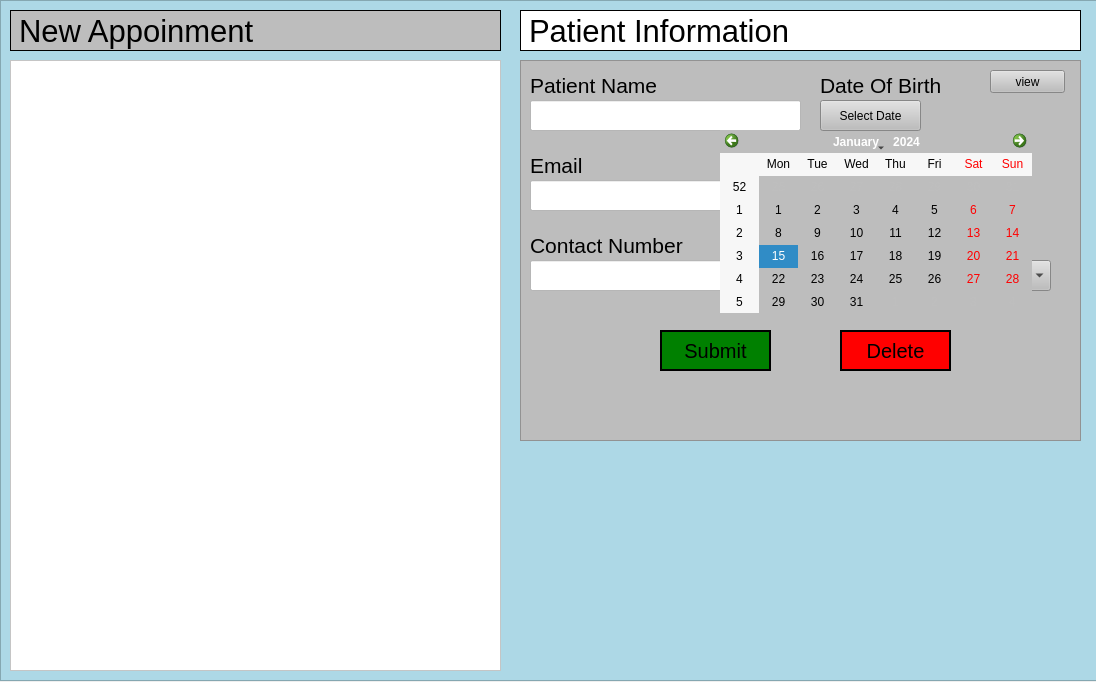
Old version of the form Fill.ui in the repository Roberto-Vender/IM-PROJECT.
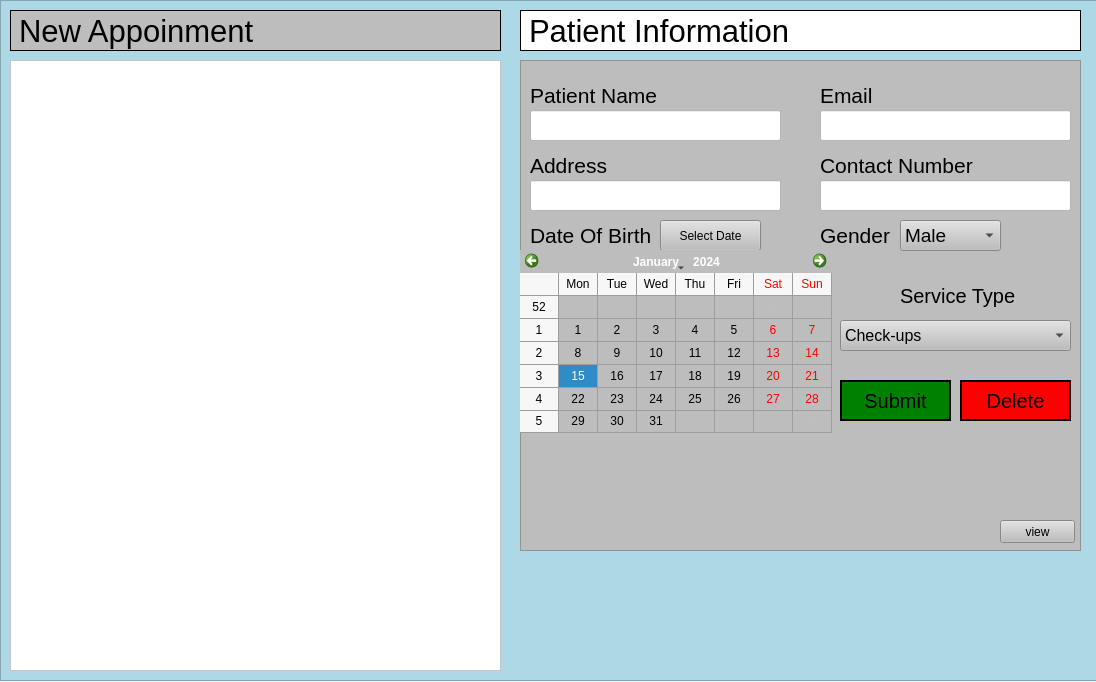
New version of the form.

What changed in the file:
```diff
--- a/Fill.ui
+++ b/Fill.ui
@@ -88,7 +88,7 @@
       <x>520</x>
       <y>60</y>
       <width>561</width>
-      <height>381</height>
+      <height>491</height>
      </rect>
     </property>
     <property name="styleSheet">
@@ -103,8 +103,8 @@
     <widget class="QLabel" name="clientname_3">
      <property name="geometry">
       <rect>
-       <x>300</x>
-       <y>170</y>
+       <x>380</x>
+       <y>220</y>
        <width>141</width>
        <height>31</height>
       </rect>
@@ -124,8 +124,8 @@
     <widget class="QComboBox" name="combo_box1">
      <property name="geometry">
       <rect>
-       <x>300</x>
-       <y>200</y>
+       <x>320</x>
+       <y>260</y>
        <width>231</width>
        <height>31</height>
       </rect>
@@ -154,8 +154,8 @@
     <widget class="QPushButton" name="cancelbutton">
      <property name="geometry">
       <rect>
-       <x>320</x>
-       <y>270</y>
+       <x>440</x>
+       <y>320</y>
        <width>111</width>
        <height>41</height>
       </rect>
@@ -178,8 +178,8 @@
     <widget class="QPushButton" name="submitbutton">
      <property name="geometry">
       <rect>
-       <x>140</x>
-       <y>270</y>
+       <x>320</x>
+       <y>320</y>
        <width>111</width>
        <height>41</height>
       </rect>
@@ -200,8 +200,8 @@
     <widget class="QPushButton" name="viewbutton">
      <property name="geometry">
       <rect>
-       <x>470</x>
-       <y>10</y>
+       <x>480</x>
+       <y>460</y>
        <width>75</width>
        <height>23</height>
       </rect>
@@ -213,12 +213,17 @@
     <widget class="QLineEdit" name="lineEdit">
      <property name="geometry">
       <rect>
-       <x>10</x>
-       <y>40</y>
-       <width>271</width>
+       <x>300</x>
+       <y>50</y>
+       <width>251</width>
        <height>31</height>
       </rect>
      </property>
+     <property name="font">
+      <font>
+       <pointsize>12</pointsize>
+      </font>
+     </property>
      <property name="styleSheet">
       <string notr="true">background-color:white;
 rounded</string>
@@ -228,7 +233,7 @@
      <property name="geometry">
       <rect>
        <x>10</x>
-       <y>10</y>
+       <y>20</y>
        <width>131</width>
        <height>31</height>
       </rect>
@@ -245,8 +250,8 @@
     <widget class="QLabel" name="label_2">
      <property name="geometry">
       <rect>
-       <x>10</x>
-       <y>90</y>
+       <x>300</x>
+       <y>20</y>
        <width>61</width>
        <height>31</height>
       </rect>
@@ -263,8 +268,8 @@
     <widget class="QLabel" name="label_5">
      <property name="geometry">
       <rect>
-       <x>10</x>
-       <y>170</y>
+       <x>300</x>
+       <y>90</y>
        <width>161</width>
        <height>31</height>
       </rect>
@@ -283,10 +288,15 @@
       <rect>
        <x>10</x>
        <y>120</y>
-       <width>271</width>
+       <width>251</width>
        <height>31</height>
       </rect>
      </property>
+     <property name="font">
+      <font>
+       <pointsize>12</pointsize>
+      </font>
+     </property>
      <property name="styleSheet">
       <string notr="true">background-color:white;
 rounded</string>
@@ -296,8 +306,8 @@
      <property name="geometry">
       <rect>
        <x>300</x>
-       <y>90</y>
-       <width>131</width>
+       <y>160</y>
+       <width>81</width>
        <height>31</height>
       </rect>
      </property>
@@ -313,12 +323,17 @@
     <widget class="QLineEdit" name="lineEdit_6">
      <property name="geometry">
       <rect>
-       <x>10</x>
-       <y>200</y>
-       <width>271</width>
+       <x>300</x>
+       <y>120</y>
+       <width>251</width>
        <height>31</height>
       </rect>
      </property>
+     <property name="font">
+      <font>
+       <pointsize>12</pointsize>
+      </font>
+     </property>
      <property name="styleSheet">
       <string notr="true">background-color:white;
 rounded</string>
@@ -327,8 +342,8 @@
     <widget class="QComboBox" name="comboBox">
      <property name="geometry">
       <rect>
-       <x>300</x>
-       <y>120</y>
+       <x>380</x>
+       <y>160</y>
        <width>101</width>
        <height>31</height>
       </rect>
@@ -352,9 +367,9 @@
     <widget class="QLabel" name="label_7">
      <property name="geometry">
       <rect>
-       <x>300</x>
-       <y>10</y>
-       <width>161</width>
+       <x>10</x>
+       <y>160</y>
+       <width>131</width>
        <height>31</height>
       </rect>
      </property>
@@ -367,31 +382,73 @@
       <string>Date Of Birth</string>
      </property>
     </widget>
+    <widget class="QPushButton" name="btnToggleCalendar">
+     <property name="geometry">
+      <rect>
+       <x>140</x>
+       <y>160</y>
+       <width>101</width>
+       <height>31</height>
+      </rect>
+     </property>
+     <property name="text">
+      <string>Select Date</string>
+     </property>
+    </widget>
+    <widget class="QLabel" name="label_8">
+     <property name="geometry">
+      <rect>
+       <x>10</x>
+       <y>90</y>
+       <width>81</width>
+       <height>31</height>
+      </rect>
+     </property>
+     <property name="font">
+      <font>
+       <pointsize>16</pointsize>
+      </font>
+     </property>
+     <property name="text">
+      <string>Address</string>
+     </property>
+    </widget>
+    <widget class="QLineEdit" name="lineEdit_7">
+     <property name="geometry">
+      <rect>
+       <x>10</x>
+       <y>50</y>
+       <width>251</width>
+       <height>31</height>
+      </rect>
+     </property>
+     <property name="font">
+      <font>
+       <pointsize>12</pointsize>
+      </font>
+     </property>
+     <property name="styleSheet">
+      <string notr="true">background-color:white;
+rounded</string>
+     </property>
+    </widget>
     <widget class="QCalendarWidget" name="calendarWidget">
      <property name="geometry">
       <rect>
-       <x>200</x>
-       <y>70</y>
+       <x>0</x>
+       <y>190</y>
        <width>312</width>
        <height>183</height>
       </rect>
      </property>
-    </widget>
-    <widget class="QPushButton" name="btnToggleCalendar">
-     <property name="geometry">
-      <rect>
-       <x>300</x>
-       <y>40</y>
-       <width>101</width>
-       <height>31</height>
-      </rect>
+     <property name="gridVisible">
+      <bool>true</bool>
      </property>
-     <property name="text">
-      <string>Select Date</string>
-     </property>
     </widget>
-    <zorder>label_2</zorder>
     <zorder>label</zorder>
+    <zorder>lineEdit_7</zorder>
+    <zorder>label_8</zorder>
+    <zorder>label_2</zorder>
     <zorder>clientname_3</zorder>
     <zorder>combo_box1</zorder>
     <zorder>cancelbutton</zorder>
@@ -404,8 +461,8 @@
     <zorder>lineEdit_6</zorder>
     <zorder>comboBox</zorder>
     <zorder>label_7</zorder>
-    <zorder>calendarWidget</zorder>
     <zorder>btnToggleCalendar</zorder>
+    <zorder>calendarWidget</zorder>
    </widget>
    <widget class="QTableWidget" name="tableWidget">
     <property name="geometry">
```
